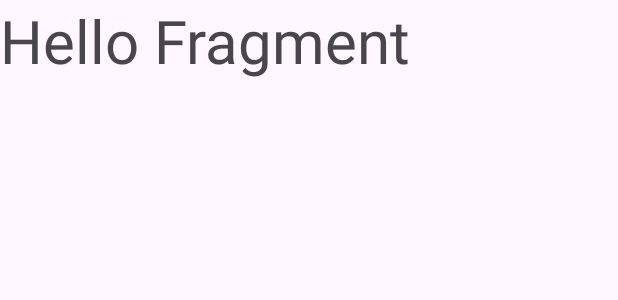
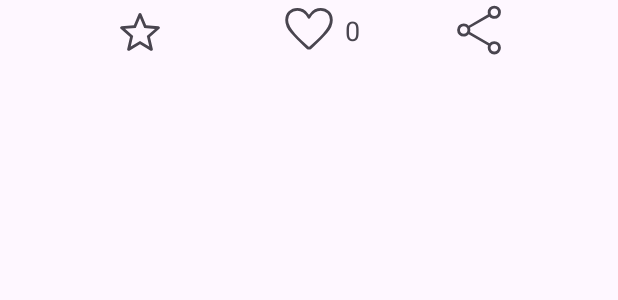
Before and after one commit to Tequhella/M2TmdbApp2025, an Android app: the layout fragment_social_bar.xml on its own in the app's theme, with its tools: preview values and no code run, on a phone screen of 412 x 824 dp. Shown: the top 300 px of the screen. Run offline under Robolectric (Android 15) with nearby library versions, the phone set to English and light mode, and no system bars.

Commit message:
social bar fragment layout

```diff
--- a/app/src/main/res/layout/fragment_social_bar.xml
+++ b/app/src/main/res/layout/fragment_social_bar.xml
@@ -6,14 +6,46 @@
     android:layout_height="wrap_content"
     tools:context=".SocialBarFragment">
 
-    <TextView
-        android:layout_width="0dp"
+    <ImageView
+        android:id="@+id/favorite_iv"
+        android:layout_width="wrap_content"
         android:layout_height="wrap_content"
-        android:text="Hello Fragment"
-        android:textSize="40dp"
+        android:src="@drawable/ic_favorite"
         app:layout_constraintBottom_toBottomOf="parent"
-        app:layout_constraintEnd_toEndOf="parent"
+        app:layout_constraintEnd_toStartOf="@+id/like_iv"
         app:layout_constraintStart_toStartOf="parent"
         app:layout_constraintTop_toTopOf="parent" />
 
+    <ImageView
+        android:id="@+id/like_iv"
+        android:layout_width="wrap_content"
+        android:layout_height="wrap_content"
+        android:src="@drawable/ic_like"
+        app:layout_constraintBottom_toBottomOf="parent"
+        app:layout_constraintEnd_toStartOf="@+id/share_iv"
+        app:layout_constraintStart_toEndOf="@+id/favorite_iv"
+        app:layout_constraintTop_toTopOf="parent" />
+
+    <TextView
+        android:id="@+id/like_tv"
+        android:layout_width="wrap_content"
+        android:layout_height="wrap_content"
+        android:layout_marginStart="4dp"
+        android:text="0"
+        android:textSize="@dimen/nb_like_text"
+        app:layout_constraintBottom_toBottomOf="@+id/like_iv"
+        app:layout_constraintStart_toEndOf="@+id/like_iv"
+        app:layout_constraintTop_toTopOf="@+id/like_iv" />
+
+    <ImageView
+        android:id="@+id/share_iv"
+        android:layout_width="wrap_content"
+        android:layout_height="wrap_content"
+        android:src="@drawable/ic_share"
+        app:layout_constraintBottom_toBottomOf="parent"
+        app:layout_constraintEnd_toEndOf="parent"
+        app:layout_constraintHorizontal_bias="0.5"
+        app:layout_constraintStart_toEndOf="@+id/like_iv"
+        app:layout_constraintTop_toTopOf="parent" />
+
 </androidx.constraintlayout.widget.ConstraintLayout>
--- a/app/src/main/res/values/dimens.xml
+++ b/app/src/main/res/values/dimens.xml
@@ -5,4 +5,5 @@
     <dimen name="known_for_text">20sp</dimen>
     <dimen name="person_score_text">22sp</dimen>
     <dimen name="score_gauge_view_label">18sp</dimen>
+    <dimen name="nb_like_text">18sp</dimen>
 </resources>
```
